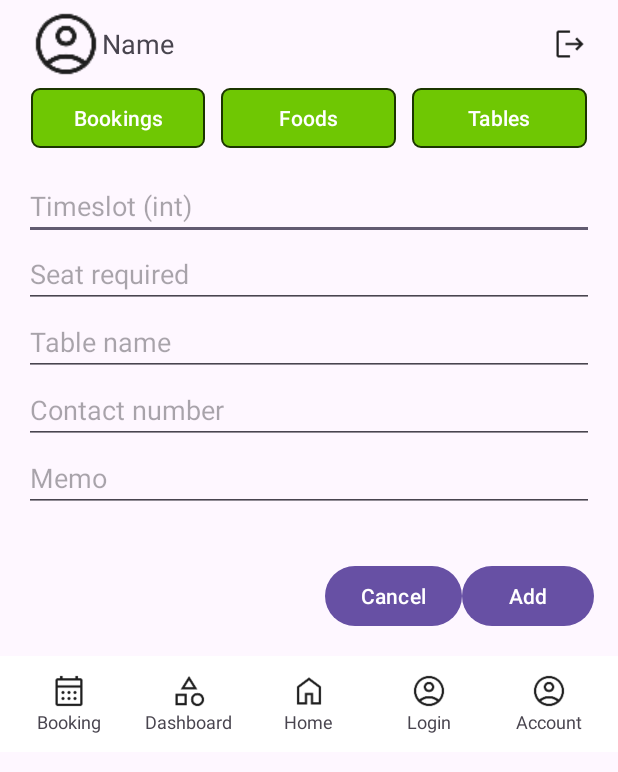
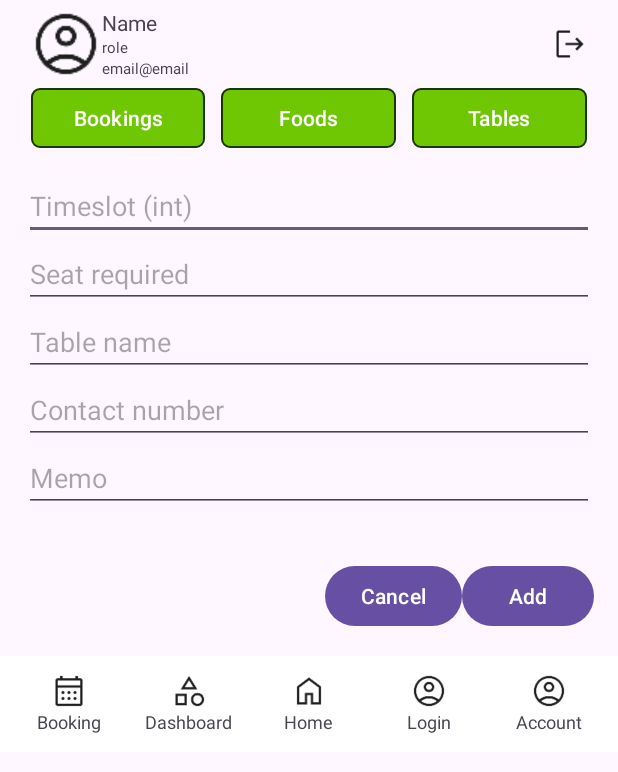
Before and after one commit to nianxiangchuiyan/ISCG7424-Group-Android-, an Android app: the AdminBookingAddActivity screen opened directly, with no data from a screen before it, on a phone screen of 412 x 824 dp. Shown: the top 772 px of the screen. Run offline under Robolectric (Android 15) with nearby library versions, the phone set to English and light mode, and no system bars; our stand-ins replace Firebase (no records; nobody signed in at launch, a user with empty details on screens opened directly); 1 statement that could not run was skipped.

Commit message:
Auth: Modify top profile bar behavior according to Role.

```diff
--- a/app/src/main/res/layout/include_top_profile.xml
+++ b/app/src/main/res/layout/include_top_profile.xml
@@ -17,11 +17,23 @@
         android:layout_weight="1"
         android:orientation="vertical">
         <TextView
+            android:id="@+id/tv_staff_name"
+            android:layout_width="wrap_content"
+            android:layout_height="wrap_content"
+            android:text="Name"
+            android:textSize="14sp"/>
+        <TextView
+            android:id="@+id/tv_staff_role"
+            android:layout_width="wrap_content"
+            android:layout_height="wrap_content"
+            android:text="role"
+            android:textSize="10sp"/>
+        <TextView
             android:id="@+id/tv_staff_email"
             android:layout_width="wrap_content"
             android:layout_height="wrap_content"
-            android:text="Name"
-            android:textSize="18sp"/>
+            android:text="email@email"
+            android:textSize="10sp"/>
     </LinearLayout>
     <ImageView
         android:id="@+id/iv_staff_logout"
```
Also changed, not shown: app/src/main/java/com/dinecraft/app/BaseActivity.java (+10 -6 lines).
